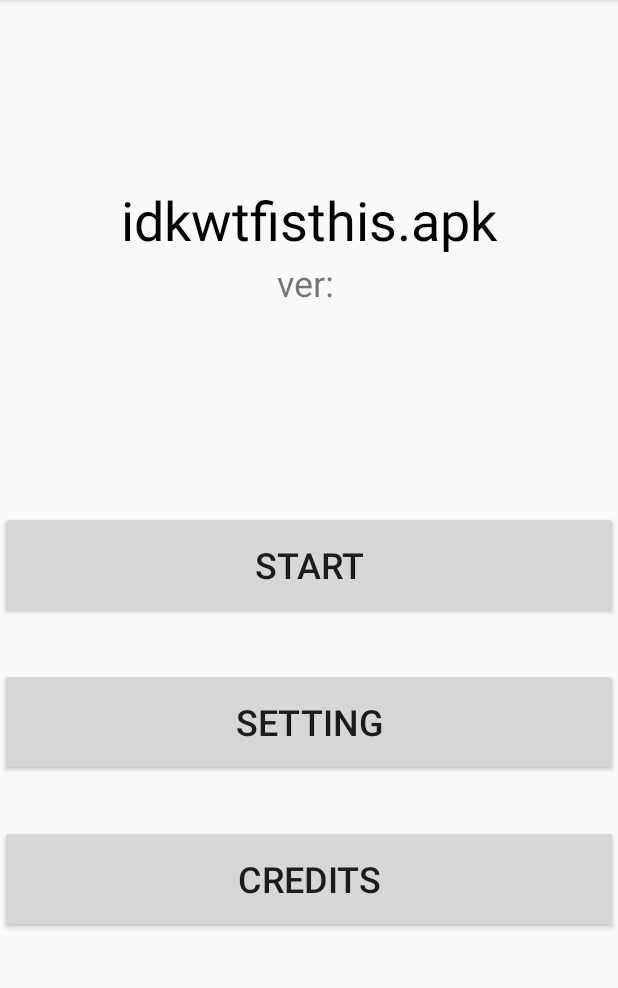
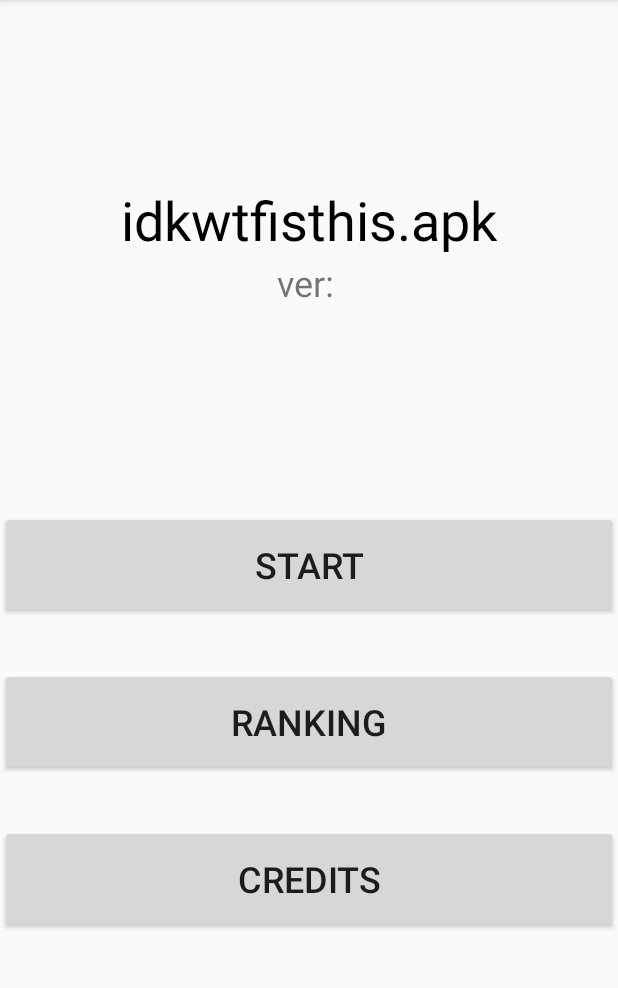
Before and after one commit to DABRiXPERT/APKOFIWIT, an Android app: the screen it shows after launch (MainActivity), on a phone screen of 412 x 824 dp, the part 84-1072 px from its top. Run offline under Robolectric (Android 15) with nearby library versions, the phone set to English and light mode, and no system bars; 1 statement that could not run was skipped.

Commit message:
PROGRESS 21/02/12
[2021.02.13_0000_+0800]

```diff
--- a/app/src/main/java/com/buriku/nayoni/apkofiwit/CREDITS.java
+++ b/app/src/main/java/com/buriku/nayoni/apkofiwit/CREDITS.java
@@ -20,7 +20,7 @@ public class CREDITS extends Fragment {
         // Inflate the layout for this fragment
         View view = inflater.inflate(R.layout.fragment_credits, container, false);
         credits = view.findViewById(R.id.text_credit_content);
-        credits.setText("\n idkwtfisthis.apk\n\n\n CREATOR/PROGRAMMER:\n DABRiXPERT\n\n I/F DESIGN: DABRiXPERT\n\n GAME IDEA: DABRiXPERT\n\n SUPPORTER: RED COMPUTER CORP.\n \n TECNICAL SUPPORT: TEAM BURiKU\n\n\n\n\n\n\n\n\n TEAM BURiKU  x  R. C. C.\n\n FROM mid-2017 to early-2021\n\n CC-AT/NC\n\n Social Network:\n\n Twitter/Instagram:\n @buriku_nayoni\n\n Facebook:\n fb.com/zxcvburikunayoniop\n\n\n\n Source Code:\n https://github.com/DABRiXPERT/APKOFIWIT\n");
+        credits.setText("\n idkwtfisthis.apk\n\n\n CREATOR/PROGRAMMER:\n DABRiXPERT\n\n I/F DESIGN: DABRiXPERT\n\n GAME IDEA: DABRiXPERT\n\n SUPPORTER: RED COMPUTER CORP.\n \n TECNICAL SUPPORT: TEAM BURiKU\n\n\n\n\n\n\n\n\n TEAM BURiKU  x  R. C. C.\n\n FROM mid-2017 to early-2021\n\n CC-AT/NC\n\n Social Network:\n\n Twitter/Instagram:\n @buriku_nayoni\n\n Facebook:\n fb.com/zxcvburikunayoniop\n\n\n\n Source Code:\n https://github.com/DABRiXPERT\n /APKOFIWIT\n");
         exit = view.findViewById(R.id.exit_button);
         exit.setOnClickListener(new View.OnClickListener() {
             @Override
--- a/app/src/main/java/com/buriku/nayoni/apkofiwit/MAIN_MENU.java
+++ b/app/src/main/java/com/buriku/nayoni/apkofiwit/MAIN_MENU.java
@@ -4,10 +4,8 @@ import android.os.Bundle;
 
 import androidx.annotation.Nullable;
 import androidx.fragment.app.Fragment;
-import androidx.fragment.app.FragmentManager;
 import androidx.fragment.app.FragmentTransaction;
 
-import android.text.Layout;
 import android.util.Log;
 import android.view.LayoutInflater;
 import android.view.View;
@@ -21,7 +19,7 @@ public class MAIN_MENU extends Fragment {
 
     TextView version;
     Button start;
-    Button setting;
+    Button ranking;
     Button credits;
     MainActivity activity;
     String current_ver = "";
@@ -39,7 +37,7 @@ public class MAIN_MENU extends Fragment {
         getFragmentManager().popBackStack();
         View view = inflater.inflate(R.layout.fragment_main_menu, container, false);
         start = view.findViewById(R.id.start_button);
-        setting = view.findViewById(R.id.setting);
+        ranking = view.findViewById(R.id.ranking);
         credits = view.findViewById(R.id.credits);
         version = view.findViewById(R.id.version);
         if (getString(R.string.indev) != "true")
@@ -57,7 +55,7 @@ public class MAIN_MENU extends Fragment {
                 Snackbar.make(view, "PRESSED!", Snackbar.LENGTH_LONG).show();
             }
         });
-        setting.setOnClickListener(new View.OnClickListener() {
+        ranking.setOnClickListener(new View.OnClickListener() {
             @Override
             public void onClick(View v) {
 
--- a/app/src/main/res/layout/fragment_main_menu.xml
+++ b/app/src/main/res/layout/fragment_main_menu.xml
@@ -62,10 +62,10 @@
                 android:textSize="24sp" />
 
             <Button
-                android:id="@+id/setting"
+                android:id="@+id/ranking"
                 android:layout_width="match_parent"
                 android:layout_height="72sp"
-                android:text="@string/setting"
+                android:text="@string/ranking"
                 android:textSize="24sp" />
 
             <TextView
--- a/app/src/main/res/values/strings.xml
+++ b/app/src/main/res/values/strings.xml
@@ -2,7 +2,7 @@
     <string name="app_name">APKOFIWIT</string>
     <string name="game_title">idkwtfisthis.apk</string>
     <string name="start_game">START</string>
-    <string name="setting">SETTING</string>
+    <string name="ranking">RANKING</string>
     <string name="credits">CREDITS</string>
     <string name="exit">EXIT</string>
     <!-- FAILED TO LOAD-->
```
Also changed, not shown: app/src/main/java/com/buriku/nayoni/apkofiwit/SETTING.java (added, +19 -0 lines), app/src/main/res/layout/fragment_setting.xml (added, +14 -0 lines), app/src/main/res/drawable/rcc2021.png (added), 1 other file.
